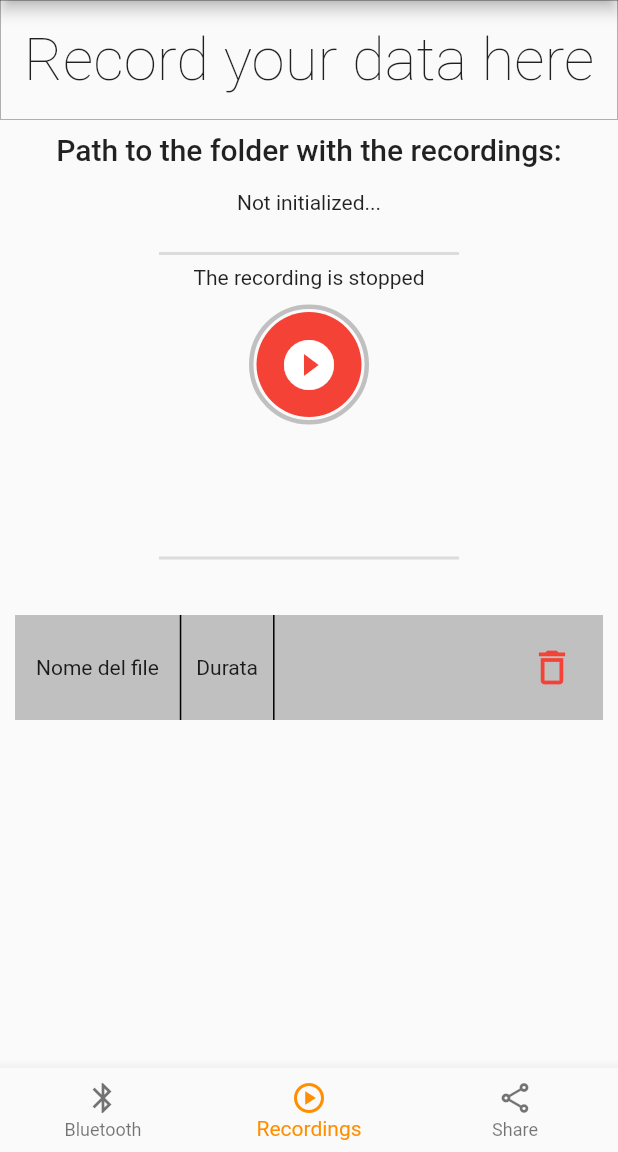
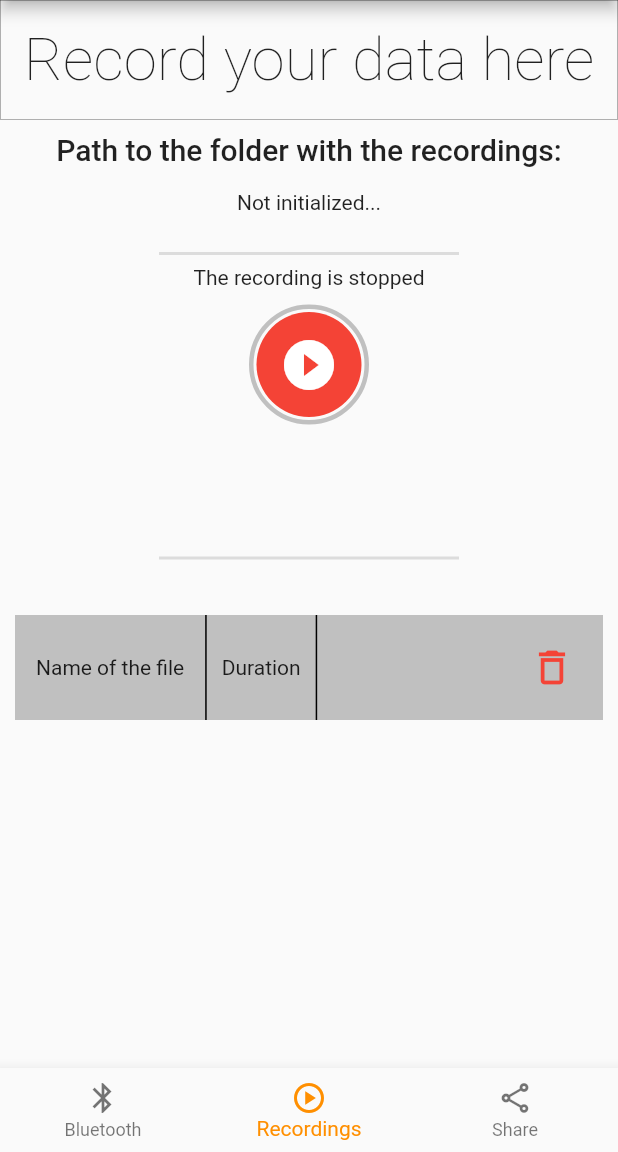
Before and after one commit to AndreaPrati98/R22_app, a Flutter app: the screen it shows after launch, item 2 of the bottom bar chosen, on a phone screen of 412 x 824 dp, the part 84-1236 px from its top. Run offline on Flutter 3.47's test engine with Material 2 defaults, Android fonts, the phone set to English and light mode, and no system bars; our stand-ins replace flutter_blue_plus, shared_preferences; missing offline and left inert: simple_ripple_animation.

Commit message:
changed names in english

```diff
--- a/my_doc_app/lib/view/recording screen/recording_file.dart
+++ b/my_doc_app/lib/view/recording screen/recording_file.dart
@@ -19,7 +19,7 @@ class RecordingFileWidget extends StatelessWidget {
               children: [
                 const Padding(
                   padding: EdgeInsets.symmetric(horizontal: 14),
-                  child: Text("Nome del file"),
+                  child: Text("Name of the file"),
                 ),
                 Container(
                   height: 70,
@@ -28,7 +28,7 @@ class RecordingFileWidget extends StatelessWidget {
                 ),
                 const Padding(
                   padding: EdgeInsets.symmetric(horizontal: 10),
-                  child: Text("Durata"),
+                  child: Text("Duration"),
                 ),
                 Container(
                   height: 70,
@@ -40,7 +40,7 @@ class RecordingFileWidget extends StatelessWidget {
             Padding(
               padding: const EdgeInsets.all(10.0),
               child: IconButton(
-                onPressed: () => devtools.log("Cancella registrazione"),
+                onPressed: () => devtools.log("Delete recording"),
                 icon: const Icon(Icons.delete_outlined),
                 iconSize: 30,
                 color: Colors.red,
```
